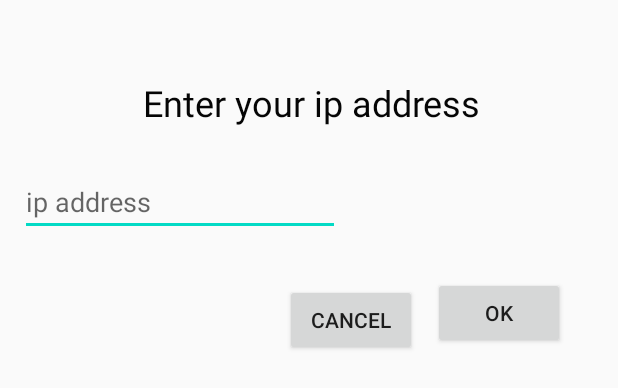
After one commit to williambalea/inf3995, an Android app: the layout setting_ip_address_dialog.xml on its own in the app's theme, with its tools: preview values and no code run, on a phone screen of 412 x 824 dp. The commit adds this screen. Shown: the top 388 px of the screen. Run offline under Robolectric (Android 15) with nearby library versions, the phone set to English and light mode, and no system bars.

Commit message:
[Robin] add of ip address dialogue

```diff
--- /dev/null
+++ b/Application_Android/app/src/main/java/inf3995/bixiapplication/IpAddressDialog.kt
@@ -0,0 +1,34 @@
+package inf3995.bixiapplication
+
+import android.os.Bundle
+import android.util.Log
+import android.view.LayoutInflater
+import android.view.View
+import android.view.ViewGroup
+import androidx.appcompat.app.AppCompatDialogFragment
+import kotlinx.android.synthetic.main.setting_ip_address_dialog.*
+
+private const val TAG = "SettingsDialog"
+
+class IpAddressDialog: AppCompatDialogFragment() {
+
+    override fun onCreateView(
+        inflater: LayoutInflater,
+        container: ViewGroup?,
+        savedInstanceState: Bundle?
+    ): View? {
+        Log.d(TAG,"onCreateView: called")
+        return inflater.inflate(R.layout.setting_ip_address_dialog,container,false)
+    }
+
+    override fun onViewCreated(view: View, savedInstanceState: Bundle?) {
+        Log.d(TAG,"onViewCreated: called")
+        super.onViewCreated(view, savedInstanceState)
+        okButton.setOnClickListener{
+            //saveValues
+            dismiss()
+        }
+
+        cancelButton.setOnClickListener{dismiss()}
+    }
+}
--- a/Application_Android/app/src/main/java/inf3995/bixiapplication/MainActivity.kt
+++ b/Application_Android/app/src/main/java/inf3995/bixiapplication/MainActivity.kt
@@ -18,10 +18,12 @@ class MainActivity : AppCompatActivity() {
     //var URL_BASE = "http://70.52.15.59:2001"
     var URL_BASE = "http://70.80.27.156:2000"
     var IP_SERVER = "70.80.27.156"
+    val dialog = IpAddressDialog()
+
     override fun onCreate(savedInstanceState: Bundle?) {
         super.onCreate(savedInstanceState)
         setContentView(R.layout.activity_main)
-
+        dialog.show(supportFragmentManager,null)
         // STRING
         val retrofit = Retrofit.Builder()
             .baseUrl("http://httpbin.org")
--- /dev/null
+++ b/Application_Android/app/src/main/res/layout/setting_ip_address_dialog.xml
@@ -0,0 +1,79 @@
+<?xml version="1.0" encoding="utf-8"?>
+<androidx.constraintlayout.widget.ConstraintLayout xmlns:android="http://schemas.android.com/apk/res/android"
+    xmlns:app="http://schemas.android.com/apk/res-auto"
+    xmlns:tools="http://schemas.android.com/tools"
+    android:layout_width="match_parent"
+    android:layout_height="wrap_content">
+
+    <TextView
+        android:id="@+id/ipAddressPrompt"
+        android:layout_width="wrap_content"
+        android:layout_height="wrap_content"
+        android:layout_marginStart="141dp"
+        android:layout_marginLeft="141dp"
+        android:layout_marginTop="52dp"
+        android:layout_marginEnd="138dp"
+        android:layout_marginRight="138dp"
+        android:layout_marginBottom="660dp"
+        android:text="@string/enter_your_ip_address"
+        android:textColor="#050505"
+        android:textSize="24sp"
+        app:layout_constraintBottom_toBottomOf="parent"
+        app:layout_constraintEnd_toEndOf="parent"
+        app:layout_constraintStart_toStartOf="parent"
+        app:layout_constraintTop_toTopOf="parent" />
+
+    <EditText
+        android:id="@+id/editTextIpAddress"
+        android:layout_width="wrap_content"
+        android:layout_height="wrap_content"
+        android:layout_marginStart="17dp"
+        android:layout_marginLeft="17dp"
+        android:layout_marginTop="26dp"
+        android:layout_marginEnd="185dp"
+        android:layout_marginRight="185dp"
+        android:layout_marginBottom="2dp"
+        android:ems="10"
+        android:hint="@string/ip_address"
+        android:importantForAutofill="no"
+        android:inputType="textPersonName"
+        app:layout_constraintBottom_toTopOf="@+id/okButton"
+        app:layout_constraintEnd_toEndOf="parent"
+        app:layout_constraintHorizontal_bias="1.0"
+        app:layout_constraintStart_toStartOf="parent"
+        app:layout_constraintTop_toBottomOf="@+id/ipAddressPrompt" />
+
+    <Button
+        android:id="@+id/okButton"
+        android:layout_width="wrap_content"
+        android:layout_height="wrap_content"
+        android:layout_marginStart="190dp"
+        android:layout_marginLeft="190dp"
+        android:layout_marginTop="28dp"
+        android:layout_marginEnd="5dp"
+        android:layout_marginRight="5dp"
+        android:layout_marginBottom="506dp"
+        android:text="@string/cancel"
+        app:layout_constraintBottom_toBottomOf="parent"
+        app:layout_constraintEnd_toStartOf="@+id/cancelButton"
+        app:layout_constraintStart_toStartOf="parent"
+        app:layout_constraintTop_toBottomOf="@+id/editTextIpAddress" />
+
+    <Button
+        android:id="@+id/cancelButton"
+        android:layout_width="wrap_content"
+        android:layout_height="wrap_content"
+        android:layout_marginStart="5dp"
+        android:layout_marginLeft="5dp"
+        android:layout_marginTop="100dp"
+        android:layout_marginEnd="35dp"
+        android:layout_marginRight="35dp"
+        android:layout_marginBottom="505dp"
+        android:text="@string/ok"
+        app:layout_constraintBottom_toBottomOf="parent"
+        app:layout_constraintEnd_toEndOf="parent"
+        app:layout_constraintStart_toEndOf="@+id/okButton"
+        app:layout_constraintTop_toBottomOf="@+id/ipAddressPrompt"
+        app:layout_constraintVertical_bias="0.0" />
+
+</androidx.constraintlayout.widget.ConstraintLayout>
--- a/Application_Android/app/src/main/res/values/strings.xml
+++ b/Application_Android/app/src/main/res/values/strings.xml
@@ -1,3 +1,7 @@
 <resources>
     <string name="app_name">BixiApplication</string>
+    <string name="enter_your_ip_address">Enter your ip address</string>
+    <string name="cancel">CANCEL</string>
+    <string name="ok">OK</string>
+    <string name="ip_address">ip address</string>
 </resources>
```
